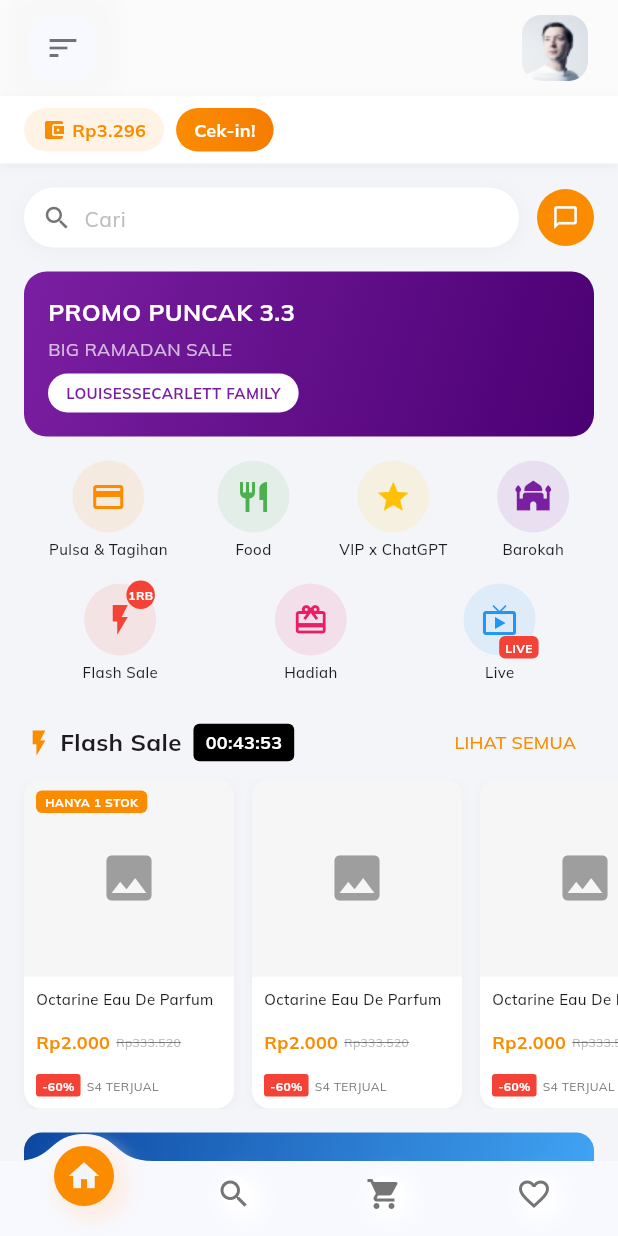
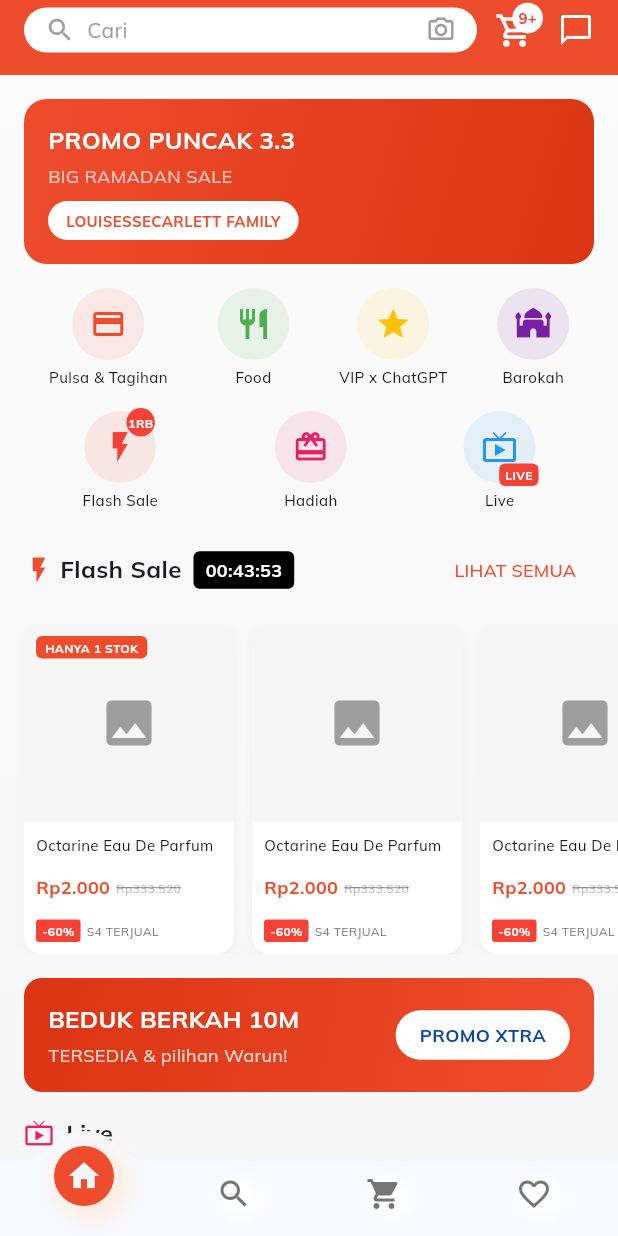
Before and after one commit to kvinn-dev/Flutter_E-Commerce, a Flutter app: the screen it shows after launch, on a phone screen of 412 x 824 dp. Run offline on Flutter 3.47's test engine with Material 3 defaults, Android fonts, the phone set to English and light mode, and no system bars; our stand-ins replace google_fonts.

Commit message:
update tampilan (navbar top, theme, bottom navbar)

```diff
--- a/lib/src/pages/home_page.dart
+++ b/lib/src/pages/home_page.dart
@@ -14,97 +14,64 @@ class HomePage extends StatefulWidget {
 }
 
 class _HomePageState extends State<HomePage> {
-
   @override
   Widget build(BuildContext context) {
-    return Scaffold(
-      backgroundColor: LightColor.background,
-      appBar: const TopNavigationBar(),
-      body: SingleChildScrollView(
-        physics: const BouncingScrollPhysics(),
-        child: Column(
-          children: [
-            _buildHeader(),
+    return CustomScrollView(
+      physics: const BouncingScrollPhysics(),
+      slivers: [
+        // Sliver App Bar untuk navbar
+        SliverAppBar(
+            pinned: true,
+            elevation: 0,
+            backgroundColor: LightColor.orange,
+            automaticallyImplyLeading: false,
+            toolbarHeight: 50,
+            collapsedHeight: 50,
+            flexibleSpace: Container(
+              color: LightColor.orange,
+              child: SafeArea(
+                bottom: false,
+                child: const TopNavigationBar(),
+              ),
+            ),
+          ),
+
+        // SliverList untuk konten
+        SliverList(
+          delegate: SliverChildListDelegate([
+            const SizedBox(height: 16),
             _buildPromoBanner(),
+            const SizedBox(height: 16),
             _buildQuickActions(),
+            const SizedBox(height: 16),
             _buildFlashSaleHeader(),
+            const SizedBox(height: 12),
             _buildFlashSaleItems(),
+            const SizedBox(height: 16),
             _buildRamadanPromo(),
+            const SizedBox(height: 16),
             _buildLiveSection(),
+            const SizedBox(height: 16),
             _buildCategoryWidget(),
+            const SizedBox(height: 16),
             _buildProductWidget(),
-            const SizedBox(height: 20),
-          ],
+            const SizedBox(height: 24),
+          ]),
         ),
-      ),
+
+        const SliverToBoxAdapter(child: SizedBox(height: 50)),
+      ],
     );
   }
 
-  Widget _buildHeader() {
-    return Container(
-      padding: const EdgeInsets.all(16),
-      child: Row(
-        children: [
-          Expanded(
-            child: Container(
-              padding: const EdgeInsets.symmetric(horizontal: 12, vertical: 4),
-              decoration: BoxDecoration(
-                color: Colors.white,
-                borderRadius: BorderRadius.circular(25),
-                boxShadow: [
-                  BoxShadow(
-                    color: Colors.grey.withOpacity(0.1),
-                    blurRadius: 10,
-                    offset: const Offset(0, 2),
-                  ),
-                ],
-              ),
-              child: Row(
-                children: [
-                  Icon(Icons.search, color: Colors.grey[600], size: 20),
-                  const SizedBox(width: 8),
-                  Expanded(
-                    child: TextField(
-                      decoration: InputDecoration(
-                        hintText: 'Cari',
-                        hintStyle: TextStyle(
-                          color: Colors.grey[400],
-                          fontSize: 14,
-                        ),
-                        border: InputBorder.none,
-                        isDense: true,
-                      ),
-                    ),
-                  ),
-                ],
-              ),
-            ),
-          ),
-          const SizedBox(width: 12),
-          Container(
-            padding: const EdgeInsets.all(10),
-            decoration: BoxDecoration(
-              color: LightColor.orange,
-              shape: BoxShape.circle,
-            ),
-            child: const Icon(
-              Icons.chat_bubble_outline,
-              color: Colors.white,
-              size: 18,
-            ),
-          ),
-        ],
-      ),
-    );
-  }
-
+  // ... (semua method widget lainnya tetap sama seperti sebelumnya)
   Widget _buildPromoBanner() {
     return Container(
       margin: const EdgeInsets.symmetric(horizontal: 16),
       padding: const EdgeInsets.all(16),
       decoration: BoxDecoration(
         gradient: LinearGradient(
-          colors: [LightColor.purple, LightColor.darkPurple],
+          colors: [LightColor.orange, LightColor.darkOrange],
           begin: Alignment.topLeft,
           end: Alignment.bottomRight,
         ),
@@ -124,10 +91,7 @@ class _HomePageState extends State<HomePage> {
           const SizedBox(height: 4),
           const Text(
             'BIG RAMADAN SALE',
-            style: TextStyle(
-              color: Colors.white70,
-              fontSize: 12,
-            ),
+            style: TextStyle(color: Colors.white70, fontSize: 12),
           ),
           const SizedBox(height: 8),
           Row(
@@ -144,7 +108,7 @@ class _HomePageState extends State<HomePage> {
                 child: Text(
                   'LOUISESSECARLETT FAMILY',
                   style: TextStyle(
-                    color: LightColor.purple,
+                    color: LightColor.orange,
                     fontSize: 10,
                     fontWeight: FontWeight.bold,
                   ),
@@ -159,17 +123,31 @@ class _HomePageState extends State<HomePage> {
 
   Widget _buildQuickActions() {
     final List<Map<String, dynamic>> quickActions = [
-      {'icon': Icons.credit_card, 'label': 'Pulsa & Tagihan', 'color': LightColor.orange},
+      {
+        'icon': Icons.credit_card,
+        'label': 'Pulsa & Tagihan',
+        'color': LightColor.orange,
+      },
       {'icon': Icons.restaurant, 'label': 'Food', 'color': Colors.green},
       {'icon': Icons.star, 'label': 'VIP x ChatGPT', 'color': Colors.amber},
       {'icon': Icons.mosque, 'label': 'Barokah', 'color': LightColor.purple},
-      {'icon': Icons.flash_on, 'label': 'Flash Sale', 'color': Colors.red, 'badge': '1RB'},
+      {
+        'icon': Icons.flash_on,
+        'label': 'Flash Sale',
+        'color': Colors.red,
+        'badge': '1RB',
+      },
       {'icon': Icons.card_giftcard, 'label': 'Hadiah', 'color': Colors.pink},
-      {'icon': Icons.live_tv, 'label': 'Live', 'color': Colors.blue, 'isLive': true},
+      {
+        'icon': Icons.live_tv,
+        'label': 'Live',
+        'color': Colors.blue,
+        'isLive': true,
+      },
     ];
 
-    return Container(
-      padding: const EdgeInsets.all(16),
+    return Padding(
+      padding: const EdgeInsets.symmetric(horizontal: 16),
       child: Column(
         children: [
           // First row
@@ -270,10 +248,7 @@ class _HomePageState extends State<HomePage> {
         const SizedBox(height: 4),
         Text(
           label,
-          style: const TextStyle(
-            fontSize: 10,
-            fontWeight: FontWeight.w500,
-          ),
+          style: const TextStyle(fontSize: 10, fontWeight: FontWeight.w500),
           textAlign: TextAlign.center,
           maxLines: 2,
           overflow: TextOverflow.ellipsis,
@@ -283,7 +258,7 @@ class _HomePageState extends State<HomePage> {
   }
 
   Widget _buildFlashSaleHeader() {
-    return Container(
+    return Padding(
       padding: const EdgeInsets.symmetric(horizontal: 16),
       child: Row(
         children: [
@@ -291,17 +266,11 @@ class _HomePageState extends State<HomePage> {
           const SizedBox(width: 4),
           const Text(
             'Flash Sale',
-            style: TextStyle(
-              fontWeight: FontWeight.bold,
-              fontSize: 16,
-            ),
+            style: TextStyle(fontWeight: FontWeight.bold, fontSize: 16),
           ),
           const SizedBox(width: 8),
           Container(
-            padding: const EdgeInsets.symmetric(
-              horizontal: 8,
-              vertical: 4,
-            ),
+            padding: const EdgeInsets.symmetric(horizontal: 8, vertical: 4),
             decoration: BoxDecoration(
               color: Colors.black,
               borderRadius: BorderRadius.circular(4),
@@ -371,7 +340,11 @@ class _HomePageState extends State<HomePage> {
                           ),
                         ),
                         child: const Center(
-                          child: Icon(Icons.image, color: Colors.grey, size: 40),
+                          child: Icon(
+                            Icons.image,
+                            color: Colors.grey,
+                            size: 40,
+                          ),
                         ),
                       ),
                       if (index == 0)
@@ -483,11 +456,11 @@ class _HomePageState extends State<HomePage> {
 
   Widget _buildRamadanPromo() {
     return Container(
-      margin: const EdgeInsets.all(16),
+      margin: const EdgeInsets.symmetric(horizontal: 16),
       padding: const EdgeInsets.all(16),
       decoration: BoxDecoration(
         gradient: LinearGradient(
-          colors: [LightColor.darkBlue, LightColor.lightBlue],
+          colors: [LightColor.darkOrange, LightColor.orange],
           begin: Alignment.topLeft,
           end: Alignment.bottomRight,
         ),
@@ -518,10 +491,7 @@ class _HomePageState extends State<HomePage> {
             ],
           ),
           Container(
-            padding: const EdgeInsets.symmetric(
-              horizontal: 16,
-              vertical: 8,
-            ),
+            padding: const EdgeInsets.symmetric(horizontal: 16, vertical: 8),
             decoration: BoxDecoration(
               color: Colors.white,
               borderRadius: BorderRadius.circular(20),
@@ -541,8 +511,8 @@ class _HomePageState extends State<HomePage> {
   }
 
   Widget _buildLiveSection() {
-    return Container(
-      padding: const EdgeInsets.all(16),
+    return Padding(
+      padding: const EdgeInsets.symmetric(horizontal: 16),
       child: Column(
         crossAxisAlignment: CrossAxisAlignment.start,
         children: [
@@ -552,10 +522,7 @@ class _HomePageState extends State<HomePage> {
               const SizedBox(width: 8),
               const Text(
                 'Live',
-                style: TextStyle(
-                  fontWeight: FontWeight.bold,
-                  fontSize: 16,
-                ),
+                style: TextStyle(fontWeight: FontWeight.bold, fontSize: 16),
               ),
             ],
           ),
@@ -577,8 +544,11 @@ class _HomePageState extends State<HomePage> {
                           CircleAvatar(
                             radius: 30,
                             backgroundColor: Colors.grey[300],
-                            child: const Icon(Icons.person,
-                                color: Colors.white, size: 30),
+                            child: const Icon(
+                              Icons.person,
+                              color: Colors.white,
+                              size: 30,
+                            ),
                           ),
                           Positioned(
                             bottom: 0,
@@ -625,7 +595,6 @@ class _HomePageState extends State<HomePage> {
     );
   }
 
-  // Category Widget dari kode awal
   Widget _buildCategoryWidget() {
     return Container(
       margin: const EdgeInsets.symmetric(vertical: 10),
@@ -633,6 +602,7 @@ class _HomePageState extends State<HomePage> {
       height: 80,
       child: ListView(
         scrollDirection: Axis.horizontal,
+        padding: const EdgeInsets.symmetric(horizontal: 16),
         children: AppData.categoryList
             .map(
               (category) => ProductIcon(
@@ -652,7 +622,6 @@ class _HomePageState extends State<HomePage> {
     );
   }
 
-  // Product Widget dari kode awal
   Widget _buildProductWidget() {
     return Container(
       margin: const EdgeInsets.symmetric(vertical: 10),
@@ -660,10 +629,11 @@ class _HomePageState extends State<HomePage> {
       height: AppTheme.fullWidth(context) * 0.7,
       child: GridView(
         gridDelegate: const SliverGridDelegateWithFixedCrossAxisCount(
-            crossAxisCount: 1,
-            childAspectRatio: 4 / 3,
-            mainAxisSpacing: 30,
-            crossAxisSpacing: 20),
+          crossAxisCount: 1,
+          childAspectRatio: 4 / 3,
+          mainAxisSpacing: 30,
+          crossAxisSpacing: 20,
+        ),
         padding: const EdgeInsets.only(left: 20),
         scrollDirection: Axis.horizontal,
         children: AppData.productList
--- a/lib/src/pages/mainPage.dart
+++ b/lib/src/pages/mainPage.dart
@@ -1,10 +1,8 @@
 import 'package:flutter/material.dart';
 import 'package:flutter_ecommerce_app_new/src/pages/home_page.dart';
 import 'package:flutter_ecommerce_app_new/src/pages/shopping_cart_page.dart';
-import 'package:flutter_ecommerce_app_new/src/themes/light_color.dart';
 import 'package:flutter_ecommerce_app_new/src/themes/theme.dart';
 import 'package:flutter_ecommerce_app_new/src/widgets/BottomNavigationBar/bottom_navigation_bar.dart';
-import 'package:flutter_ecommerce_app_new/src/widgets/extentions.dart';
 
 class MainPage extends StatefulWidget {
   const MainPage({super.key, required this.title});
@@ -17,49 +15,6 @@ class MainPage extends StatefulWidget {
 
 class _MainPageState extends State<MainPage> {
   bool isHomePageSelected = true;
-  Widget _appBar() {
-    return Container(
-      padding: AppTheme.padding,
-      child: Row(
-        mainAxisAlignment: MainAxisAlignment.spaceBetween,
-        children: <Widget>[
-          RotatedBox(
-            quarterTurns: 4,
-            child: _icon(Icons.sort, color: Colors.black54),
-          ),
-          ClipRRect(
-            borderRadius: BorderRadius.all(Radius.circular(13)),
-            child: Container(
-              decoration: BoxDecoration(
-                color: Theme.of(context).colorScheme.background,
-                boxShadow: <BoxShadow>[
-                  BoxShadow(
-                      color: Color(0xfff8f8f8),
-                      blurRadius: 10,
-                      spreadRadius: 10),
-                ],
-              ),
-              child: Image.asset("assets/user.png"),
-            ),
-          ).ripple(() {}, borderRadius: BorderRadius.all(Radius.circular(13)))
-        ],
-      ),
-    );
-  }
-
-  Widget _icon(IconData icon, {Color color = LightColor.iconColor}) {
-    return Container(
-      padding: EdgeInsets.all(10),
-      decoration: BoxDecoration(
-          borderRadius: BorderRadius.all(Radius.circular(13)),
-          color: Theme.of(context).colorScheme.background,
-          boxShadow: AppTheme.shadow),
-      child: Icon(
-        icon,
-        color: color,
-      ),
-    ).ripple(() {}, borderRadius: BorderRadius.all(Radius.circular(13)));
-  }
 
   void onBottomIconPressed(int index) {
     if (index == 0 || index == 1) {
@@ -77,6 +32,7 @@ class _MainPageState extends State<MainPage> {
   Widget build(BuildContext context) {
     return Scaffold(
       body: SafeArea(
+        top: false, // biar AppBar bisa sampai status bar
         child: Stack(
           fit: StackFit.expand,
           children: <Widget>[
@@ -85,10 +41,7 @@ class _MainPageState extends State<MainPage> {
                 height: AppTheme.fullHeight(context) - 50,
                 decoration: BoxDecoration(
                   gradient: LinearGradient(
-                    colors: [
-                      Color(0xfffbfbfb),
-                      Color(0xfff7f7f7),
-                    ],
+                    colors: [Color(0xfffbfbfb), Color(0xfff7f7f7)],
                     begin: Alignment.topCenter,
                     end: Alignment.bottomCenter,
                   ),
@@ -96,10 +49,9 @@ class _MainPageState extends State<MainPage> {
                 child: Column(
                   crossAxisAlignment: CrossAxisAlignment.start,
                   children: <Widget>[
-                    _appBar(),
                     Expanded(
                       child: AnimatedSwitcher(
-                        duration: Duration(milliseconds: 300),
+                        duration: Duration(milliseconds: 200),
                         switchInCurve: Curves.easeInToLinear,
                         switchOutCurve: Curves.easeOutBack,
                         child: isHomePageSelected
@@ -109,7 +61,7 @@ class _MainPageState extends State<MainPage> {
                                 child: ShoppingCartPage(),
                               ),
                       ),
-                    )
+                    ),
                   ],
                 ),
               ),
@@ -120,7 +72,7 @@ class _MainPageState extends State<MainPage> {
               child: CustomBottomNavigationBar(
                 onIconPresedCallback: onBottomIconPressed,
               ),
-            )
+            ),
           ],
         ),
       ),
--- a/lib/src/themes/light_color.dart
+++ b/lib/src/themes/light_color.dart
@@ -14,8 +14,8 @@ class LightColor {
   static const Color purple = Color(0xff7B1FA2);
   static const Color darkPurple = Color(0xff4A0072);
   static const Color lightGrey = Color(0xffE0E0E0);
-  static const Color orange = Color(0xffFB8C00);
-  static const Color darkOrange = Color(0xffF57C00);
+  static const Color orange = Color(0xFFEE4D2D);
+  static const Color darkOrange = Color.fromARGB(255, 219, 52, 18);
   static const Color darkBlue = Color(0xff0D47A1);
   static const Color lightBlue = Color(0xff42A5F5);
   static const Color iconColor = Color(0xff757575);
--- a/lib/src/widgets/BottomNavigationBar/bottom_curved_Painter.dart
+++ b/lib/src/widgets/BottomNavigationBar/bottom_curved_Painter.dart
@@ -1,3 +1,4 @@
+import 'dart:math' as math;
 import 'package:flutter/material.dart';
 import 'package:flutter_ecommerce_app_new/src/widgets/BottomNavigationBar/centered_elasticIn_curve.dart';
 
@@ -8,10 +9,12 @@ class BackgroundCurvePainter extends CustomPainter {
   static const _horizontalControlBottom = 0.5;
   static const _pointControlTop = 0.35;
   static const _pointControlBottom = 0.85;
-  static const _topY = -60.0;
-  static const _bottomY = 0.0;
+  static const _topY = -20.0;
   static const _topDistance = 0.0;
   static const _bottomDistance = 10.0;
+
+  /// Seberapa dalam gundukan "menekan" saat animasi
+  static const _pressDepth = 14.0;
 
   final double _x;
   final double _normalizedY;
@@ -21,24 +24,53 @@ class BackgroundCurvePainter extends CustomPainter {
 
   @override
   void paint(Canvas canvas, Size size) {
-    // Paint two cubic bezier curves using various linear interpolations based off of the `_normalizedY` value
+    // Tetap pakai norm untuk animasi horizontal
     final norm = LinearPointCurve(0.5, 2.0).transform(_normalizedY) / 5;
 
-    final radius =
-        Tween<double>(begin: _radiusTop, end: _radiusBottom).transform(norm);
-    // Point colinear to the top edge of the background pane
+    // Radius tetap dinamis agar tidak merusak proporsi visual
+    final radius = Tween<double>(
+      begin: _radiusTop,
+      end: _radiusBottom,
+    ).transform(norm);
+
     final anchorControlOffset = Tween<double>(
-            begin: radius * _horizontalControlTop,
-            end: radius * _horizontalControlBottom)
-        .transform(LinearPointCurve(0.5, 0.75).transform(norm));
-    // Point that slides up and down depending on distance for the target x position
+      begin: radius * _horizontalControlTop,
+      end: radius * _horizontalControlBottom,
+    ).transform(LinearPointCurve(0.5, 0.75).transform(norm));
+
     final dipControlOffset = Tween<double>(
-            begin: radius * _pointControlTop, end: radius * _pointControlBottom)
-        .transform(LinearPointCurve(0.5, 0.8).transform(norm));
-    final y = Tween<double>(begin: _topY, end: _bottomY)
-        .transform(LinearPointCurve(0.2, 0.7).transform(norm));
-    final dist = Tween<double>(begin: _topDistance, end: _bottomDistance)
-        .transform(LinearPointCurve(0.5, 0.0).transform(norm));
+      begin: radius * _pointControlTop,
+      end: radius * _pointControlBottom,
+    ).transform(LinearPointCurve(0.5, 0.8).transform(norm));
+
+    /// PRESS EFFECT
+    /// Awal = 0
+    /// Tengah = max
+    /// Akhir = 0
+    double y;
+
+    final progress = _normalizedY.clamp(0.0, 1.0);
+
+    // Kalau belum hampir selesai → tetap pendek
+    if (progress < 0.9) {
+      y = _topY + _pressDepth;
+    } else {
+      // 10% terakhir baru naik + bounce
+      final t = (progress - 0.9) / 0.1;
+
+      final elastic =
+          math.pow(2.0, -10.0 * t) *
+              math.sin((t - 0.075) * (2.0 * math.pi) / 0.3) +
+          1.0;
+
+      y = (_topY + _pressDepth) - (_pressDepth * elastic);
+    }
+
+    final dist = Tween<double>(
+      begin: _topDistance,
+      end: _bottomDistance,
+    ).transform(LinearPointCurve(0.5, 0.0).transform(norm));
+
     final x0 = _x - dist / 2;
     final x1 = _x + dist / 2;
 
@@ -46,10 +78,22 @@ class BackgroundCurvePainter extends CustomPainter {
       ..moveTo(0, 0)
       ..lineTo(x0 - radius, 0)
       ..cubicTo(
-          x0 - radius + anchorControlOffset, 0, x0 - dipControlOffset, y, x0, y)
+        x0 - radius + anchorControlOffset,
+        0,
+        x0 - dipControlOffset,
+        y,
+        x0,
+        y,
+      )
       ..lineTo(x1, y)
-      ..cubicTo(x1 + dipControlOffset, y, x1 + radius - anchorControlOffset, 0,
-          x1 + radius, 0)
+      ..cubicTo(
+        x1 + dipControlOffset,
+        y,
+        x1 + radius - anchorControlOffset,
+        0,
+        x1 + radius,
+        0,
+      )
       ..lineTo(size.width, 0)
       ..lineTo(size.width, size.height)
       ..lineTo(0, size.height);
--- a/lib/src/widgets/BottomNavigationBar/bottom_navigation_bar.dart
+++ b/lib/src/widgets/BottomNavigationBar/bottom_navigation_bar.dart
@@ -7,7 +7,7 @@ class CustomBottomNavigationBar extends StatefulWidget {
 
   const CustomBottomNavigationBar({
     Key? key,
-    required this.onIconPresedCallback,
+    required this.onIconPresedCallback, double? height,
   }) : super(key: key);
 
   @override
--- a/lib/src/widgets/TopNavigationBar.dart
+++ b/lib/src/widgets/TopNavigationBar.dart
@@ -1,76 +1,85 @@
 import 'package:flutter/material.dart';
 import 'package:flutter_ecommerce_app_new/src/themes/light_color.dart';
 
-class TopNavigationBar extends StatelessWidget implements PreferredSizeWidget {
+class TopNavigationBar extends StatelessWidget {
   const TopNavigationBar({super.key});
 
   @override
-  Size get preferredSize => const Size.fromHeight(60);
+  Widget build(BuildContext context) {
+    final double statusBarHeight = MediaQuery.of(context).padding.top;
 
-  @override
-  Widget build(BuildContext context) {
     return Container(
-      padding: const EdgeInsets.symmetric(horizontal: 16, vertical: 8),
+      width: double.infinity,
+      padding: EdgeInsets.only(
+        top: statusBarHeight + 5, // dikurangi sedikit supaya nggak terlalu tinggi padding bawah lebih konsisten
+        left: 16,
+        right: 16,
+      ),
+      color: LightColor.orange,
+      child: Row(
+        children: [
+          // SEARCH BAR
+          Expanded(
+            child: Container(
+              height: 30, // sedikit lebih rendah, proporsional
+              padding: const EdgeInsets.symmetric(horizontal: 14),
               decoration: BoxDecoration(
                 color: Colors.white,
-        boxShadow: [
-          BoxShadow(
-            color: Colors.grey.withOpacity(0.1),
-            blurRadius: 5,
-            offset: const Offset(0, 2),
-          ),
-        ],
-      ),
-      child: SafeArea(
-        child: Row(
-          children: [
-
-            // Cashback info
-            Container(
-              padding: const EdgeInsets.symmetric(horizontal: 12, vertical: 6),
-              decoration: BoxDecoration(
-                color: LightColor.orange.withOpacity(0.1),
-                borderRadius: BorderRadius.circular(20),
+                borderRadius: BorderRadius.circular(22), // setengah dari tinggi untuk bulat pas
               ),
               child: Row(
-                children: [
-                  Icon(Icons.account_balance_wallet,
-                       color: LightColor.orange,
-                       size: 16),
-                  const SizedBox(width: 4),
-                  Text(
-                    'Rp3.296',
+                children: const [
+                  Icon(Icons.search, color: Colors.grey, size: 20),
+                  SizedBox(width: 8),
+                  Expanded(
+                    child: Text(
+                      "Cari",
                       style: TextStyle(
-                      color: LightColor.orange,
-                      fontWeight: FontWeight.bold,
-                      fontSize: 12,
+                        color: Colors.grey,
+                        fontSize: 14,
                       ),
                     ),
+                  ),
+                  Icon(Icons.camera_alt_outlined, color: Colors.grey, size: 20),
                 ],
               ),
             ),
-            const SizedBox(width: 8),
+          ),
 
-            // Cek-in button
-            Container(
-              padding: const EdgeInsets.symmetric(horizontal: 12, vertical: 6),
-              decoration: BoxDecoration(
-                gradient: LinearGradient(
-                  colors: [LightColor.orange, LightColor.darkOrange],
-                ),
-                borderRadius: BorderRadius.circular(20),
+          const SizedBox(width: 12), // jarak antar search dan icon
+
+          // CART
+          Stack(
+            clipBehavior: Clip.none,
+            children: [
+              const Icon(Icons.shopping_cart_outlined, color: Colors.white, size: 26),
+              Positioned(
+                right: -6,
+                top: -6,
+                child: Container(
+                  padding: const EdgeInsets.all(4),
+                  decoration: const BoxDecoration(
+                    color: Colors.white,
+                    shape: BoxShape.circle,
                   ),
                   child: const Text(
-                'Cek-in!',
+                    "9+",
                     style: TextStyle(
-                  color: Colors.white,
+                      color: Colors.red,
+                      fontSize: 10,
                       fontWeight: FontWeight.bold,
-                  fontSize: 12,
+                    ),
                   ),
                 ),
               ),
             ],
           ),
+
+          const SizedBox(width: 16), // jarak antar icon
+
+          // CHAT
+          const Icon(Icons.chat_bubble_outline, color: Colors.white, size: 24),
+        ],
       ),
     );
   }
```
Lines whose indentation alone changed are shown as unchanged.
